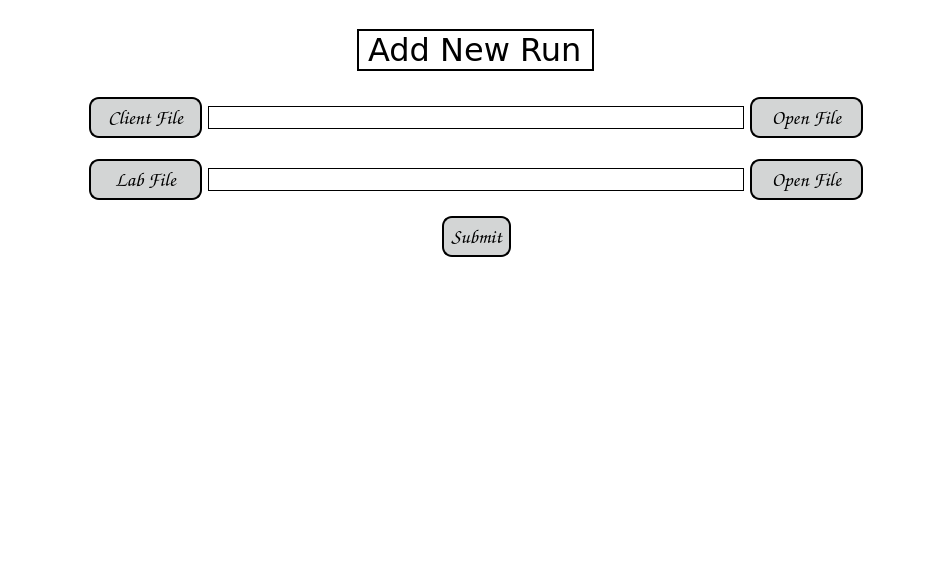
JasonLaux/DC-Boxjelly, file app/gui/resources/import_page.ui: the form before one commit.
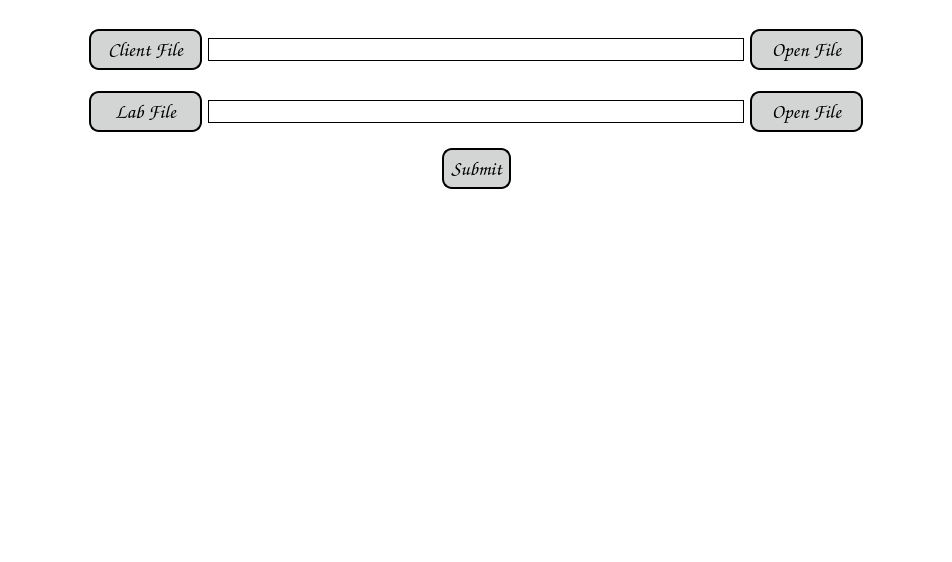
The form after the commit.

Commit message: Removed headers, edited UI layout

```diff
--- a/app/gui/resources/import_page.ui
+++ b/app/gui/resources/import_page.ui
@@ -18,41 +18,6 @@
   </property>
   <widget class="QWidget" name="centralwidget">
    <layout class="QVBoxLayout" name="verticalLayout_2">
-    <item>
-     <spacer name="horizontalSpacer">
-      <property name="orientation">
-       <enum>Qt::Horizontal</enum>
-      </property>
-      <property name="sizeHint" stdset="0">
-       <size>
-        <width>925</width>
-        <height>20</height>
-       </size>
-      </property>
-     </spacer>
-    </item>
-    <item alignment="Qt::AlignHCenter">
-     <widget class="QLabel" name="headerLabel_2">
-      <property name="maximumSize">
-       <size>
-        <width>16777215</width>
-        <height>50</height>
-       </size>
-      </property>
-      <property name="font">
-       <font>
-        <family>Verdana</family>
-        <pointsize>24</pointsize>
-       </font>
-      </property>
-      <property name="frameShape">
-       <enum>QFrame::WinPanel</enum>
-      </property>
-      <property name="text">
-       <string>Add New Run</string>
-      </property>
-     </widget>
-    </item>
     <item>
      <spacer name="horizontalSpacer_2">
       <property name="orientation">
```
Left out of the diff: 2 changed lines with no effect on the pictures. The commit also changes 6 other files.
